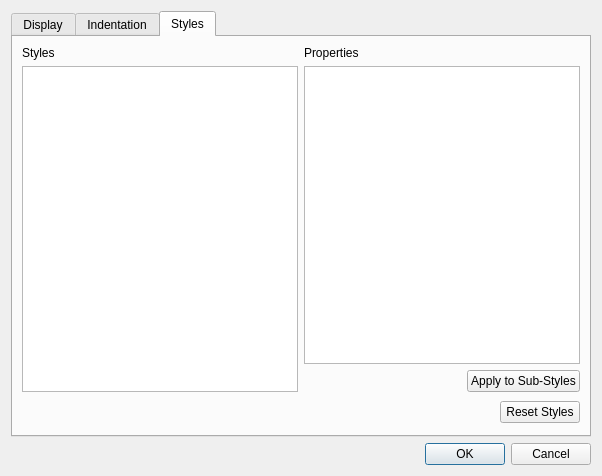
The window that trunk/editor/configdialog.ui (cpackham/kscope) describes before a commit, drawn with Qt 5.
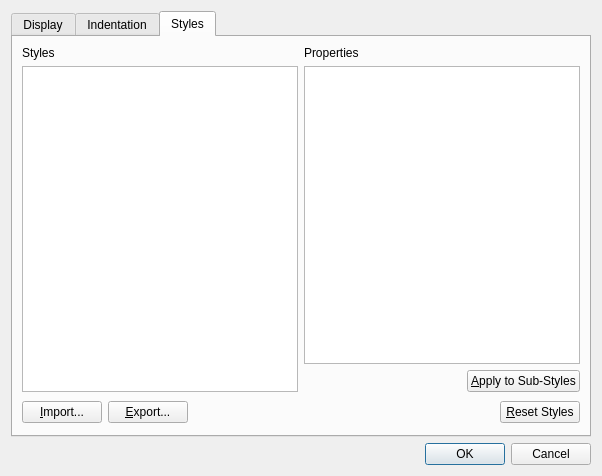
The same window after the commit. The open tabs and pages were chosen to show the change.

Commit message: Implemented style import/export.

The edit to the form file:
```diff
--- a/trunk/editor/configdialog.ui
+++ b/trunk/editor/configdialog.ui
@@ -227,7 +227,7 @@
                 <string>Make child styles inherit this property</string>
                </property>
                <property name="text" >
-                <string>Apply to Sub-Styles</string>
+                <string>&amp;Apply to Sub-Styles</string>
                </property>
               </widget>
              </item>
@@ -239,6 +239,26 @@
        </item>
        <item>
         <layout class="QHBoxLayout" name="horizontalLayout_3" >
+         <item>
+          <widget class="QPushButton" name="importButton_" >
+           <property name="toolTip" >
+            <string>Load styles from an external file</string>
+           </property>
+           <property name="text" >
+            <string>&amp;Import...</string>
+           </property>
+          </widget>
+         </item>
+         <item>
+          <widget class="QPushButton" name="exportButton_" >
+           <property name="toolTip" >
+            <string>Store styles in an external file</string>
+           </property>
+           <property name="text" >
+            <string>&amp;Export...</string>
+           </property>
+          </widget>
+         </item>
          <item>
           <spacer name="horizontalSpacer_2" >
            <property name="orientation" >
@@ -255,7 +275,7 @@
          <item>
           <widget class="QPushButton" name="resetButton_" >
            <property name="text" >
-            <string>Reset Styles</string>
+            <string>&amp;Reset Styles</string>
            </property>
           </widget>
          </item>
```
Left out of the diff: 41 changed lines with no effect on the pictures. The commit also changes 6 other files.
